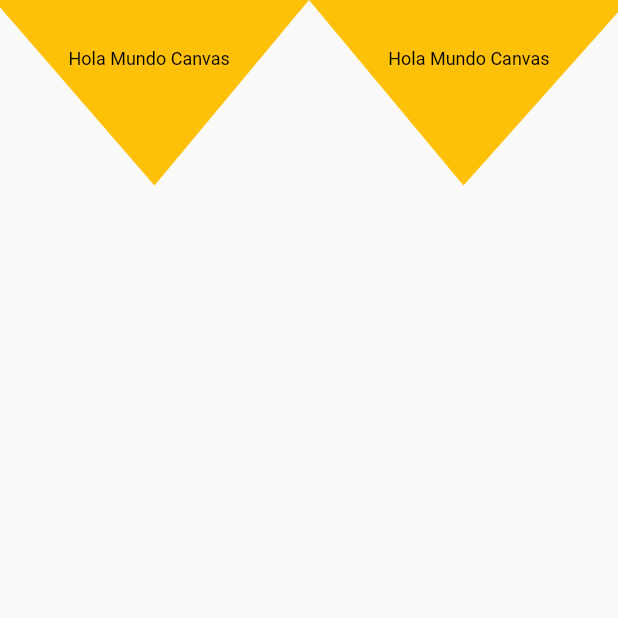
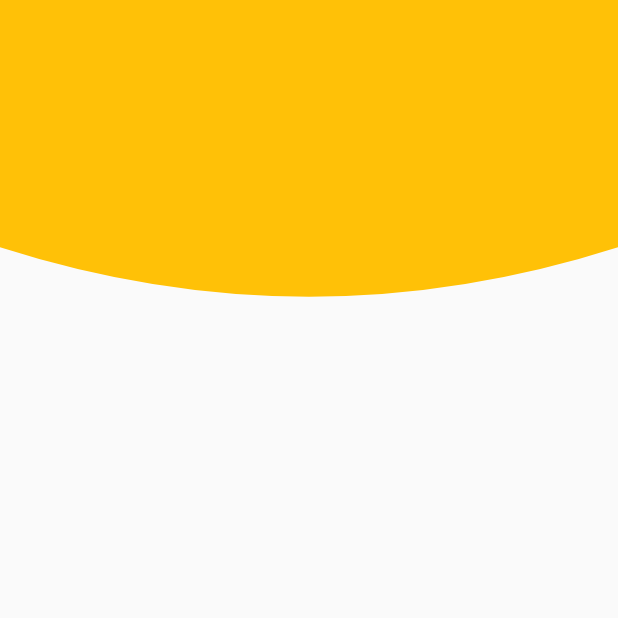
Before and after one commit to edwin141999/login-flutter-app, a Flutter app: the first screen one second after launch, on a phone screen of 412 x 824 dp, the top half of it. Run offline on Flutter 3.47's test engine with Material 2 defaults, Android fonts, the phone set to English and light mode, and no system bars.

Commit message:
ejemplo de linea curveada

```diff
--- a/lib/main.dart
+++ b/lib/main.dart
@@ -1,5 +1,6 @@
 import 'package:flutter/material.dart';
 import 'package:login_flutter/src/pages/home_header.dart';
+import 'package:login_flutter/src/splash/splash_view.dart';
 
 void main() => runApp(const MyApp());
 
@@ -8,13 +9,13 @@ class MyApp extends StatelessWidget {
 
   @override
   Widget build(BuildContext context) {
-    return MaterialApp(
+    return const MaterialApp(
       title: 'Material App',
-      initialRoute: 'InitialHeader',
-      routes: {
-        // 'InitialPage':(BuildContext context) => HomePage()
-        'InitialHeader': (BuildContext context) => const HomeHeader()
-      },
+      // initialRoute: 'InitialHeader',
+      // routes: {
+      //   'InitialHeader': (BuildContext context) => const HomeHeader()
+      // },
+      home: SplashView(),
       // home: Scaffold(
       //   backgroundColor: const Color(0xffffffff),
       //   body: Center(
--- /dev/null
+++ b/lib/src/splash/splash_view.dart
@@ -0,0 +1,68 @@
+import 'package:flutter/cupertino.dart';
+import 'package:flutter/material.dart';
+
+//Vistas
+import 'package:login_flutter/src/pages/on_boarding.dart';
+
+class SplashView extends StatefulWidget {
+  const SplashView({Key? key}) : super(key: key);
+
+  @override
+  State<SplashView> createState() => _SplashViewState();
+}
+
+class _SplashViewState extends State<SplashView> {
+  @override
+  void initState() {
+    super.initState();
+    _toOnboarding();
+  }
+
+  @override
+  Widget build(BuildContext context) {
+    return Scaffold(
+      body: Center(
+        child: SizedBox(
+          height: double.infinity,
+          width: double.infinity,
+          child: CustomPaint(
+            painter: _SplashCanvas(),
+          ),
+        ),
+      ),
+    );
+  }
+
+  _toOnboarding() async {
+    await Future.delayed(const Duration(milliseconds: 5000), () {});
+    Navigator.pushReplacement(
+      context,
+      MaterialPageRoute(
+        builder: (context) => const OnBoarding(),
+      ),
+    );
+  }
+}
+
+class _SplashCanvas extends CustomPainter {
+  @override
+  void paint(Canvas canvas, Size size) {
+    final paint = Paint();
+    paint.color = Colors.amber;
+    paint.style = PaintingStyle.fill;
+    paint.strokeWidth = 5;
+
+    final path = Path();
+    path.lineTo(0, size.height * .20);
+    path.quadraticBezierTo(
+        size.width * .50, size.height * .28, size.width, size.height * .20);
+    path.lineTo(size.width, 0);
+
+    canvas.drawPath(path, paint);
+  }
+
+  @override
+  bool shouldRepaint(covariant CustomPainter oldDelegate) {
+    throw true;
+  }
+}
```
Also changed, not shown: lib/src/pages/on_boarding.dart (added, +22 -0 lines).
